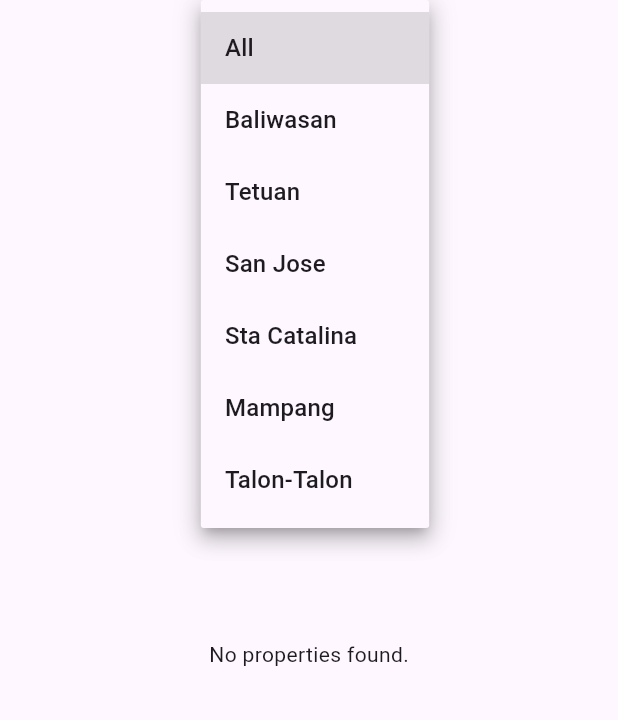
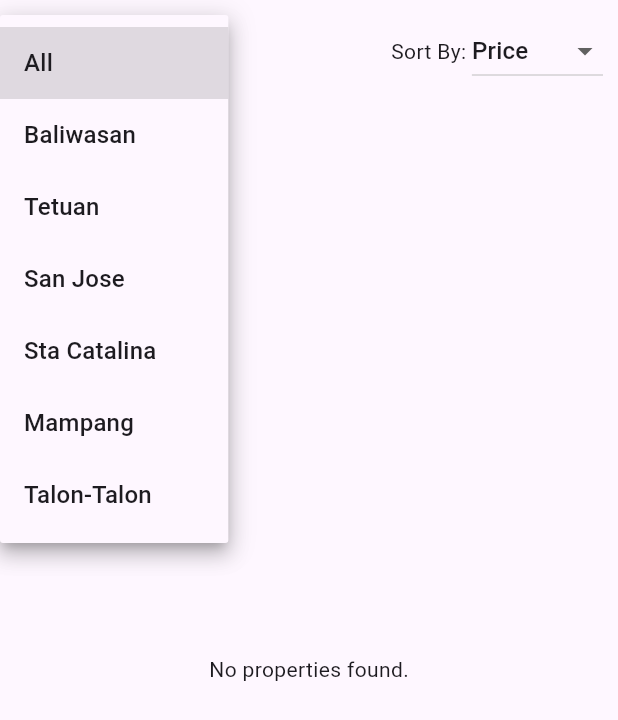
Before and after one commit to madshan14/rnt_spots, a Flutter app: the PropertyListing screen opened directly, after a tap on "All", on a phone screen of 412 x 824 dp. Shown: the top 720 px of the screen. Run offline on Flutter 3.47's test engine with Material 3 defaults, Android fonts, the light colour scheme and no system bars; our stand-ins replace carousel_slider, cloud_firestore, firebase_core, firebase_storage, flutter_rating_bar, flutter_secure_storage and 4 more; accounts and stored records are empty.

Commit message:
Update property_listing.dart

```diff
--- a/lib/widgets/property_listing/property_listing.dart
+++ b/lib/widgets/property_listing/property_listing.dart
@@ -14,9 +14,12 @@ class PropertyListing extends StatefulWidget {
   State<PropertyListing> createState() => _PropertyListingState();
 }
 
+enum SortOption { Price, Type, Rooms, Location }
+
 class _PropertyListingState extends State<PropertyListing> {
   late Future<UserDto?> userInfoFuture;
   String selectedLocation = 'All'; // Track the selected location
+  late SortOption selectedSortOption;
 
   final List<String> locations = [
     "All",
@@ -32,6 +35,7 @@ class _PropertyListingState extends State<PropertyListing> {
   void initState() {
     super.initState();
     userInfoFuture = getUserInfo();
+    selectedSortOption = SortOption.Price;
   }
 
   @override
@@ -39,6 +43,11 @@ class _PropertyListingState extends State<PropertyListing> {
     return Scaffold(
       body: SafeArea(
         child: Column(
+          children: [
+            Padding(
+              padding: const EdgeInsets.all(10.0),
+              child: Row(
+              mainAxisAlignment: MainAxisAlignment.spaceBetween,
               children: [
                 DropdownButton<String>(
                   value: selectedLocation,
@@ -54,6 +63,28 @@ class _PropertyListingState extends State<PropertyListing> {
                     );
                   }).toList(),
                 ),
+                Row(
+                  children: [
+                    const Text('Sort By: '),
+                    DropdownButton<SortOption>(
+                      value: selectedSortOption,
+                      onChanged: (SortOption? newValue) {
+                        setState(() {
+                          selectedSortOption = newValue!;
+                        });
+                      },
+                      items: SortOption.values
+                          .map((option) => DropdownMenuItem<SortOption>(
+                                value: option,
+                                child: Text(option.toString().split('.').last),
+                              ))
+                          .toList(),
+                    ),
+                  ],
+                ),
+              ],
+                        ),
+            ),
             Expanded(
               child: StreamBuilder<QuerySnapshot>(
                 stream: FirebaseFirestore.instance
@@ -64,7 +95,8 @@ class _PropertyListingState extends State<PropertyListing> {
                     return const Center(child: CircularProgressIndicator());
                   } else if (snapshot.hasError) {
                     return Center(child: Text('Error: ${snapshot.error}'));
-                  } else if (snapshot.hasData && snapshot.data!.docs.isNotEmpty) {
+                  } else if (snapshot.hasData &&
+                      snapshot.data!.docs.isNotEmpty) {
                     final List<PropertyDto> propertyList =
                         snapshot.data!.docs.map((doc) {
                       final Map<String, dynamic> data =
@@ -78,14 +110,16 @@ class _PropertyListingState extends State<PropertyListing> {
                       builder: (context, userSnapshot) {
                         if (userSnapshot.connectionState ==
                             ConnectionState.waiting) {
-                          return const Center(child: CircularProgressIndicator());
+                          return const Center(
+                              child: CircularProgressIndicator());
                         } else if (userSnapshot.hasError) {
                           return Center(
                               child: Text('Error: ${userSnapshot.error}'));
                         } else {
                           final isAdmin = userSnapshot.data?.role == 'Admin';
                           final filteredList = propertyList.where((property) =>
-                              (selectedLocation == 'All' || property.barangay == selectedLocation) &&
+                              (selectedLocation == 'All' ||
+                                  property.barangay == selectedLocation) &&
                               (property.verified || isAdmin));
 
                           return ListView.builder(
```
Lines whose indentation alone changed are shown as unchanged.
